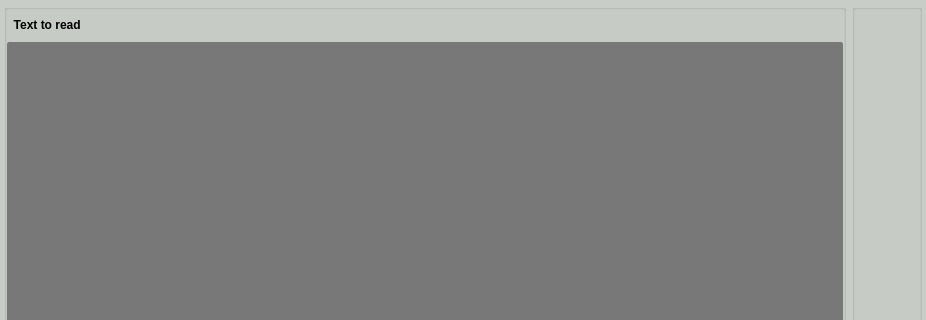
Old version of the form ui/mainwindow.ui in the repository Juan-hussain/dactor; both pictures show x 0 to 926 and y 0 to 320 of the 926 by 588 pixel window.
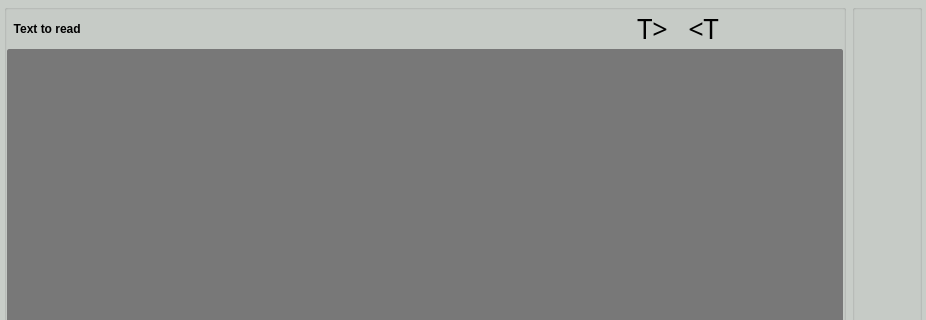
New version of the form. Icons and pictures are not drawn.

Commit message: add 2 buttons for text alignment

What changed in the file:
```diff
--- a/ui/mainwindow.ui
+++ b/ui/mainwindow.ui
@@ -226,7 +226,7 @@
                     <item row="0" column="0">
                      <layout class="QGridLayout" name="gridLayout_5">
                       <property name="horizontalSpacing">
-                       <number>5</number>
+                       <number>20</number>
                       </property>
                       <property name="verticalSpacing">
                        <number>0</number>
@@ -245,22 +245,6 @@
                        </spacer>
                       </item>
                       <item row="0" column="5">
-                       <spacer name="horizontalSpacer_6">
-                        <property name="orientation">
-                         <enum>Qt::Horizontal</enum>
-                        </property>
-                        <property name="sizeType">
-                         <enum>QSizePolicy::Fixed</enum>
-                        </property>
-                        <property name="sizeHint" stdset="0">
-                         <size>
-                          <width>20</width>
-                          <height>20</height>
-                         </size>
-                        </property>
-                       </spacer>
-                      </item>
-                      <item row="0" column="2">
                        <widget class="QPushButton" name="text_plus">
                         <property name="sizePolicy">
                          <sizepolicy hsizetype="Preferred" vsizetype="Preferred">
@@ -310,7 +294,60 @@
                         </property>
                        </widget>
                       </item>
-                      <item row="0" column="4">
+                      <item row="0" column="3">
+                       <widget class="QPushButton" name="ltr">
+                        <property name="sizePolicy">
+                         <sizepolicy hsizetype="Preferred" vsizetype="Preferred">
+                          <horstretch>0</horstretch>
+                          <verstretch>0</verstretch>
+                         </sizepolicy>
+                        </property>
+                        <property name="maximumSize">
+                         <size>
+                          <width>50</width>
+                          <height>16777215</height>
+                         </size>
+                        </property>
+                        <property name="font">
+                         <font>
+                          <family>Stencil</family>
+                          <pointsize>20</pointsize>
+                          <weight>50</weight>
+                          <bold>false</bold>
+                         </font>
+                        </property>
+                        <property name="styleSheet">
+                         <string notr="true">QPushButton#ltr{
+border: 0px;
+}
+
+
+#ltr:hover{
+font:bold;
+}</string>
+                        </property>
+                        <property name="text">
+                         <string>T&gt;</string>
+                        </property>
+                       </widget>
+                      </item>
+                      <item row="0" column="7">
+                       <spacer name="horizontalSpacer_6">
+                        <property name="orientation">
+                         <enum>Qt::Horizontal</enum>
+                        </property>
+                        <property name="sizeType">
+                         <enum>QSizePolicy::Fixed</enum>
+                        </property>
+                        <property name="sizeHint" stdset="0">
+                         <size>
+                          <width>20</width>
+                          <height>20</height>
+                         </size>
+                        </property>
+                       </spacer>
+                      </item>
+                      <item row="0" column="6">
                        <widget class="QPushButton" name="text_minus">
                         <property name="sizePolicy">
                          <sizepolicy hsizetype="Preferred" vsizetype="Preferred">
@@ -346,22 +383,49 @@
                         </property>
                        </widget>
                       </item>
-                      <item row="0" column="3">
-                       <spacer name="horizontalSpacer_7">
+                      <item row="0" column="1">
+                       <spacer name="horizontalSpacer_5">
                         <property name="orientation">
                          <enum>Qt::Horizontal</enum>
                         </property>
-                        <property name="sizeType">
-                         <enum>QSizePolicy::Fixed</enum>
-                        </property>
                         <property name="sizeHint" stdset="0">
                          <size>
-                          <width>5</width>
+                          <width>40</width>
                           <height>20</height>
                          </size>
                         </property>
                        </spacer>
                       </item>
+                      <item row="0" column="4">
+                       <widget class="QPushButton" name="rtl">
+                        <property name="maximumSize">
+                         <size>
+                          <width>50</width>
+                          <height>16777215</height>
+                         </size>
+                        </property>
+                        <property name="font">
+                         <font>
+                          <family>Stencil</family>
+                          <pointsize>20</pointsize>
+                          <weight>50</weight>
+                          <bold>false</bold>
+                         </font>
+                        </property>
+                        <property name="styleSheet">
+                         <string notr="true">QPushButton#rtl{
+border: 0px;
+}
+
+#rtl:hover{
+font:bold;
+}</string>
+                        </property>
+                        <property name="text">
+                         <string>&lt;T</string>
+                        </property>
+                       </widget>
+                      </item>
                      </layout>
                     </item>
                    </layout>
```
Left out of the diff: 13 changed lines with no effect on the pictures. The commit also changes 2 other files.
